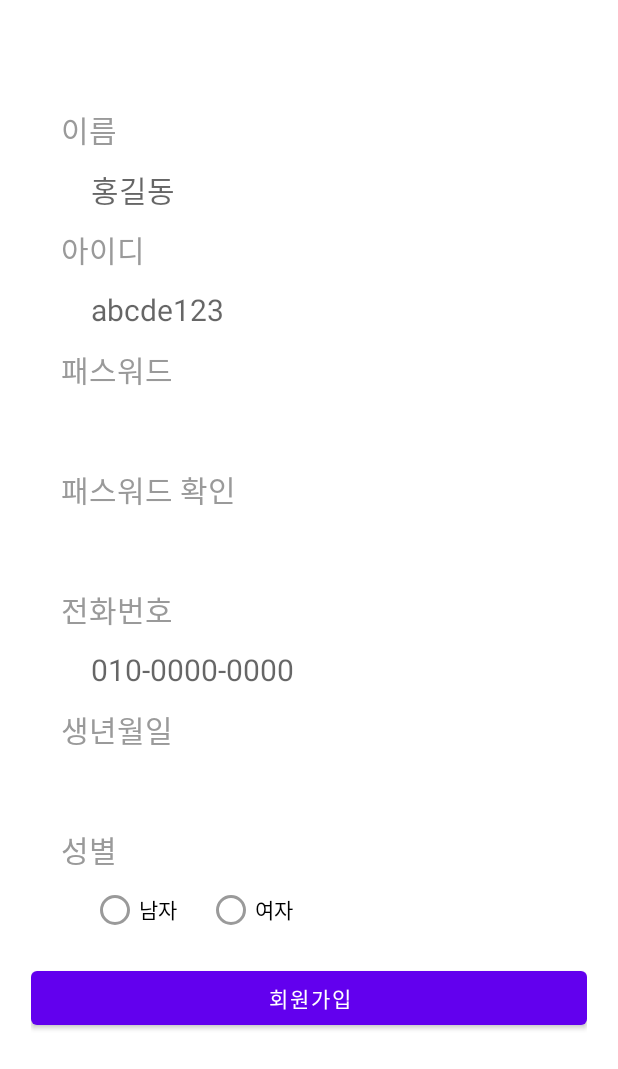
After one commit to hangang885/Function, an Android app: the SignupActivity screen opened directly, with no data from a screen before it, on a phone screen of 412 x 824 dp. The commit adds this screen. Shown: the top 1069 px of the screen. Run offline under Robolectric (Android 15) with nearby library versions, the phone set to English and light mode, and no system bars.

Commit message:
회원가입 폼 추가

```diff
--- a/app/src/main/AndroidManifest.xml
+++ b/app/src/main/AndroidManifest.xml
@@ -9,9 +9,7 @@
     <uses-permission android:name="android.permission.ACCESS_COARSE_LOCATION" />
     <uses-permission android:name="android.permission.CAMERA" /> <!-- 카메라1 연결 -->
     <uses-permission android:name="android.permission.CAMERA" />
-    <uses-permission android:name="android.permission.WRITE_EXTERNAL_STORAGE" />
-
-    <!--진동기능-->
+    <uses-permission android:name="android.permission.WRITE_EXTERNAL_STORAGE" /> <!-- 진동기능 -->
     <uses-permission android:name="android.permission.VIBRATE" />
 
     <uses-feature
@@ -37,13 +35,16 @@
         android:theme="@style/Theme.MyApplication"
         android:usesCleartextTraffic="true">
         <activity
+            android:name=".SignupActivity"
+            android:exported="true" />
+        <activity
             android:name=".NotificationActivity"
             android:exported="true" />
 
         <receiver
             android:name=".BroadCastRece"
             android:enabled="true"
-            android:exported="true"></receiver>
+            android:exported="true" />
 
         <activity
             android:name=".VideoActivity"
--- a/app/src/main/java/com/example/myapplication/LoginActivity.kt
+++ b/app/src/main/java/com/example/myapplication/LoginActivity.kt
@@ -47,14 +47,10 @@ class LoginActivity : AppCompatActivity() {
                     startActivity(intent)
                 }
             }
-
-
-
-
-
-
-
         }
 
+        binding.signUp.setOnClickListener {
+            startActivity(Intent(applicationContext,SignupActivity::class.java))
+        }
     }
 }
--- /dev/null
+++ b/app/src/main/java/com/example/myapplication/SignupActivity.kt
@@ -0,0 +1,21 @@
+package com.example.myapplication
+
+import androidx.appcompat.app.AppCompatActivity
+import android.os.Bundle
+import com.example.myapplication.databinding.ActivitySignupBinding
+
+class SignupActivity : AppCompatActivity() {
+
+    private lateinit var binding :ActivitySignupBinding
+
+    override fun onCreate(savedInstanceState: Bundle?) {
+        super.onCreate(savedInstanceState)
+
+        binding = ActivitySignupBinding.inflate(layoutInflater)
+        setContentView(binding.root)
+
+
+
+
+    }
+}
--- a/app/src/main/res/layout/activity_login.xml
+++ b/app/src/main/res/layout/activity_login.xml
@@ -83,4 +83,19 @@
         android:text="Login"
         />
 
+    <TextView
+        android:id="@+id/sign_up"
+        android:layout_width="wrap_content"
+        android:layout_height="wrap_content"
+        android:text="회원가입"
+        android:textColor="@color/white"
+        android:layout_marginTop="10dp"
+        app:layout_constraintTop_toBottomOf="@id/login_btn"
+        app:layout_constraintStart_toStartOf="parent"
+        app:layout_constraintEnd_toEndOf="parent"
+
+        />
+
+
+
 </androidx.constraintlayout.widget.ConstraintLayout>
--- /dev/null
+++ b/app/src/main/res/layout/activity_signup.xml
@@ -0,0 +1,213 @@
+<?xml version="1.0" encoding="utf-8"?>
+<androidx.constraintlayout.widget.ConstraintLayout xmlns:android="http://schemas.android.com/apk/res/android"
+    xmlns:app="http://schemas.android.com/apk/res-auto"
+    xmlns:tools="http://schemas.android.com/tools"
+    android:layout_width="match_parent"
+    android:layout_height="match_parent"
+    tools:context=".SignupActivity">
+
+    <LinearLayout
+        android:layout_width="0dp"
+        android:layout_height="0dp"
+        android:orientation="vertical"
+        app:layout_constraintBottom_toBottomOf="parent"
+        app:layout_constraintEnd_toEndOf="parent"
+        app:layout_constraintHeight_percent="0.9"
+        app:layout_constraintStart_toStartOf="parent"
+        app:layout_constraintTop_toTopOf="parent"
+        app:layout_constraintWidth_percent="0.9">
+
+        <TextView
+            android:layout_width="wrap_content"
+            android:layout_height="wrap_content"
+            android:layout_marginStart="20dp"
+            android:layout_marginTop="30dp"
+            android:text="이름"
+            android:textColor="@color/warm_grey"
+            android:textSize="20dp" />
+        <EditText
+            android:id="@+id/sign_up_name"
+            android:background="@null"
+            android:paddingLeft="20dp"
+            android:hint="홍길동"
+            android:textSize="20dp"
+            android:maxLines="1"
+            android:inputType="textImeMultiLine"
+            android:maxLength="6"
+            android:textColor="@color/white"
+            android:layout_width="match_parent"
+            android:layout_height="30dp"
+            android:layout_marginStart="20dp"
+            android:layout_marginEnd="30dp"
+            android:layout_marginTop="10dp"
+            />
+        <TextView
+            android:layout_width="wrap_content"
+            android:layout_height="wrap_content"
+            android:layout_marginStart="20dp"
+            android:layout_marginTop="10dp"
+            android:text="아이디"
+            android:textColor="@color/warm_grey"
+            android:textSize="20dp" />
+        <EditText
+            android:id="@+id/sign_up_id"
+            android:background="@null"
+            android:paddingLeft="20dp"
+            android:hint="abcde123"
+            android:textSize="20dp"
+            android:maxLines="1"
+            android:inputType="textImeMultiLine"
+            android:textColor="@color/white"
+            android:layout_width="match_parent"
+            android:layout_height="30dp"
+            android:layout_marginStart="20dp"
+            android:layout_marginEnd="30dp"
+            android:layout_marginTop="10dp"
+            />
+
+        <TextView
+            android:layout_width="wrap_content"
+            android:layout_height="wrap_content"
+            android:layout_marginStart="20dp"
+            android:layout_marginTop="10dp"
+            android:text="패스워드"
+            android:textColor="@color/warm_grey"
+            android:textSize="20dp" />
+        <EditText
+            android:id="@+id/sign_up_pwd1"
+            android:background="@null"
+            android:paddingLeft="20dp"
+            android:hint=""
+            android:textSize="20dp"
+            android:maxLines="1"
+            android:inputType="numberPassword"
+            android:textColor="@color/white"
+            android:layout_width="match_parent"
+            android:layout_height="30dp"
+            android:layout_marginStart="20dp"
+            android:layout_marginEnd="30dp"
+            android:layout_marginTop="10dp"
+            />
+
+        <TextView
+            android:layout_width="wrap_content"
+            android:layout_height="wrap_content"
+            android:layout_marginStart="20dp"
+            android:layout_marginTop="10dp"
+            android:text="패스워드 확인"
+            android:textColor="@color/warm_grey"
+            android:textSize="20dp" />
+        <EditText
+            android:id="@+id/sign_up_pwd2"
+            android:background="@null"
+            android:paddingLeft="20dp"
+            android:hint=""
+            android:textSize="20dp"
+            android:maxLines="1"
+            android:inputType="numberPassword"
+            android:textColor="@color/white"
+            android:layout_width="match_parent"
+            android:layout_height="30dp"
+            android:layout_marginStart="20dp"
+            android:layout_marginEnd="30dp"
+            android:layout_marginTop="10dp"
+            />
+
+        <TextView
+            android:layout_width="wrap_content"
+            android:layout_height="wrap_content"
+            android:layout_marginStart="20dp"
+            android:layout_marginTop="10dp"
+            android:text="전화번호"
+            android:textColor="@color/warm_grey"
+            android:textSize="20dp" />
+        <EditText
+            android:id="@+id/sign_up_phone"
+            android:background="@null"
+            android:paddingLeft="20dp"
+            android:hint="010-0000-0000"
+            android:textSize="20dp"
+            android:maxLines="1"
+            android:inputType="phone"
+            android:textColor="@color/white"
+            android:layout_width="match_parent"
+            android:layout_height="30dp"
+            android:layout_marginStart="20dp"
+            android:layout_marginEnd="30dp"
+            android:layout_marginTop="10dp"
+            />
+
+        <TextView
+            android:layout_width="wrap_content"
+            android:layout_height="wrap_content"
+            android:layout_marginStart="20dp"
+            android:layout_marginTop="10dp"
+            android:text="생년월일"
+            android:textColor="@color/warm_grey"
+            android:textSize="20dp" />
+        <EditText
+            android:id="@+id/sign_up_birth"
+            android:background="@null"
+            android:paddingLeft="20dp"
+            android:textSize="20dp"
+            android:maxLines="1"
+            android:inputType="phone"
+            android:textColor="@color/white"
+            android:layout_width="match_parent"
+            android:layout_height="30dp"
+            android:layout_marginStart="20dp"
+            android:layout_marginEnd="30dp"
+            android:layout_marginTop="10dp"
+            />
+        <TextView
+            android:layout_width="wrap_content"
+            android:layout_height="wrap_content"
+            android:layout_marginStart="20dp"
+            android:layout_marginTop="10dp"
+            android:text="성별"
+            android:textColor="@color/warm_grey"
+            android:textSize="20dp" />
+        <RadioGroup
+            android:id="@+id/sign_up_gender"
+            android:background="@null"
+            android:paddingLeft="20dp"
+            android:textSize="20dp"
+            android:textColor="@color/white"
+            android:layout_width="match_parent"
+            android:layout_height="30dp"
+            android:layout_marginStart="20dp"
+            android:layout_marginEnd="30dp"
+            android:layout_marginTop="10dp"
+            android:orientation="horizontal"
+            >
+            <RadioButton
+                android:id="@+id/sign_up_gender_man"
+                android:buttonTint="@color/warm_grey"
+                android:layout_width="wrap_content"
+                android:layout_height="wrap_content"
+                android:text="남자"
+                />
+            <RadioButton
+                android:id="@+id/sign_up_gender_woman"
+                android:layout_marginLeft="20dp"
+                android:buttonTint="@color/warm_grey"
+                android:layout_width="wrap_content"
+                android:layout_height="wrap_content"
+                android:text="여자"
+                />
+        </RadioGroup>
+
+        <Button
+            android:layout_marginTop="20dp"
+            android:id="@+id/sign_up_btn"
+            android:text="회원가입"
+            android:layout_width="match_parent"
+            android:layout_height="wrap_content"
+            android:layout_gravity="center"
+            android:gravity="center"
+
+            />
+    </LinearLayout>
+
+
+</androidx.constraintlayout.widget.ConstraintLayout>
--- a/app/src/main/res/values/colors.xml
+++ b/app/src/main/res/values/colors.xml
@@ -17,5 +17,6 @@
     <color name="blue_grey_600">#546E7A</color>
     <color name="blue_grey_700">#455A64</color>
     <color name="blue_grey_800">#37474F</color>
+    <color name="warm_grey">#9A9A9A</color>
     <color name="blue_grey_900">#263238</color>
 </resources>
```
Also changed, not shown: 1 other file.
